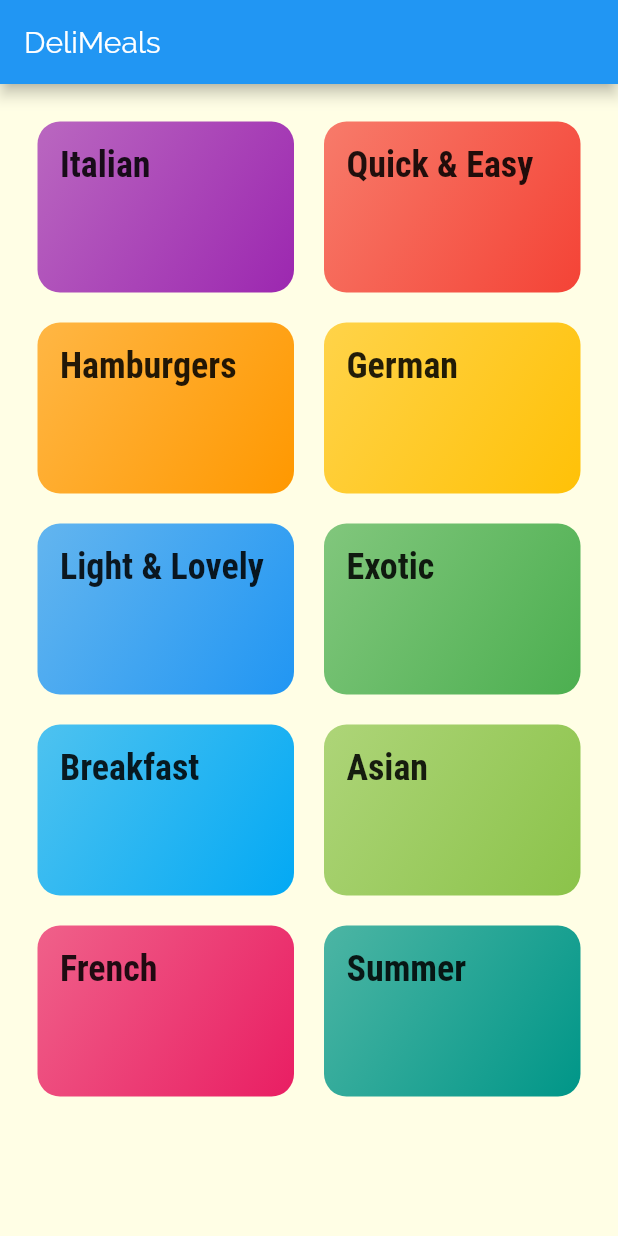
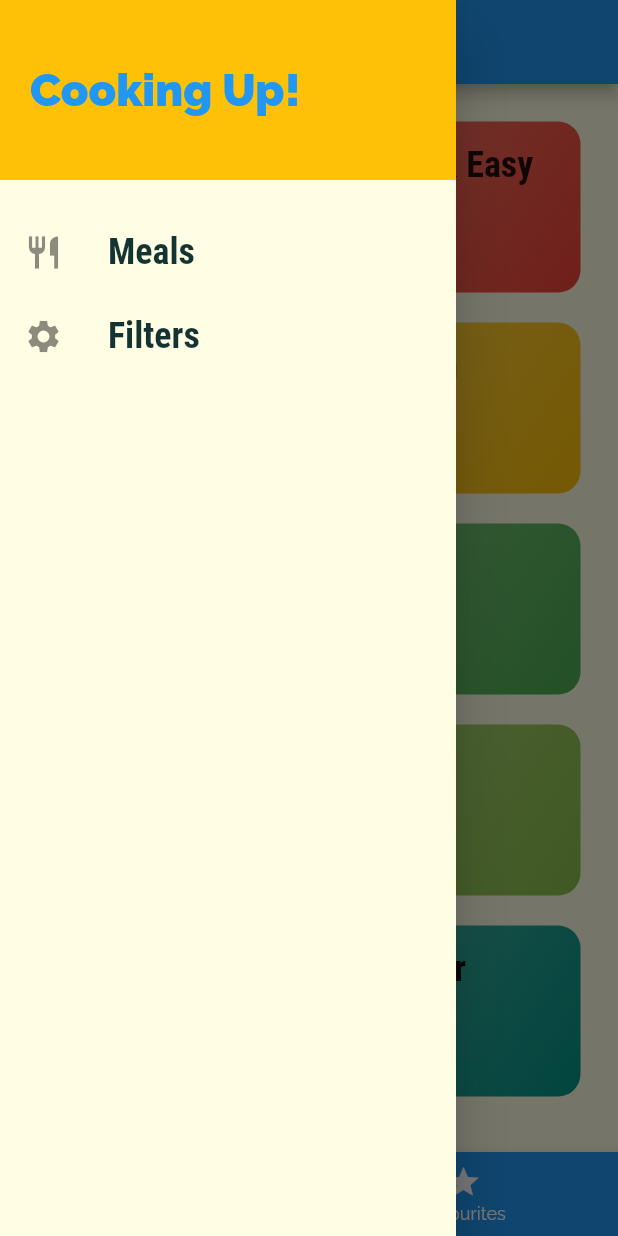
Before and after one commit to gadgetboyme/flutter_meals_tutorial_app, a Flutter app: the screen it shows after launch, with the side drawer open (before the commit the screen has no drawer), on a phone screen of 412 x 824 dp. Run offline on Flutter 3.47's test engine with Material 2 defaults, Android fonts, the phone set to English and light mode, and no system bars.

Commit message:
Updates after training on Dec 11

```diff
--- a/lib/main.dart
+++ b/lib/main.dart
@@ -1,4 +1,6 @@
 import 'package:flutter/material.dart';
+import 'package:meals_app/screens/filters_screen.dart';
+import './screens/tabs_screen.dart';
 import './screens/categories_screen.dart';
 import './screens/category_meals_screen.dart';
 import './screens/meal_detail_screen.dart';
@@ -31,9 +33,19 @@ class MyApp extends StatelessWidget {
       // home: CategoriesScreen(),
       initialRoute: '/',
       routes: {
-        '/': (ctx) => CategoriesScreen(),
+        '/': (ctx) => TabsScreen(),
         CategoryMealsScreen.routeName:(ctx) => CategoryMealsScreen(),
         MealDetailScreen.routeName:(ctx) => MealDetailScreen(),
+        FiltersScreen.routeName:(ctx) => FiltersScreen()
+        },
+        onGenerateRoute: (settings) {
+          print(settings.arguments);
+          return MaterialPageRoute(builder: (ctx) => CategoriesScreen());
+        },
+        // A fallback when flutter fails to build a screen with an unknows route. Prevents an error being thrown
+        onUnknownRoute: (settings) {
+          print(settings.arguments);
+          return MaterialPageRoute(builder: (ctx) => CategoriesScreen());
         },
     );
   }
--- a/lib/screens/categories_screen.dart
+++ b/lib/screens/categories_screen.dart
@@ -7,11 +7,7 @@ class CategoriesScreen extends StatelessWidget {
 
   @override
   Widget build(BuildContext context) {
-    return Scaffold(
-      appBar: AppBar(
-        title: const Text('DeliMeals'),
-      ),
-      body: GridView(
+    return GridView(
         padding: const EdgeInsets.all(25),
         children: DUMMY_CATEGORIES
             .map((catData) => CategoryItem(catData.id, catData.title, catData.color))
@@ -21,7 +17,6 @@ class CategoriesScreen extends StatelessWidget {
             childAspectRatio: 3 / 2,
             crossAxisSpacing: 20,
             mainAxisSpacing: 20),
-      ),
-    );
+      );
   }
 }
--- /dev/null
+++ b/lib/screens/filters_screen.dart
@@ -0,0 +1,15 @@
+import 'package:flutter/material.dart';
+import '../widgets/main_drawer.dart';
+
+class FiltersScreen extends StatelessWidget {
+  static const routeName = '/filters';
+  const FiltersScreen({Key key}) : super(key: key);
+
+  @override
+  Widget build(BuildContext context) {
+    return Scaffold(
+      appBar: AppBar(title: Text('Your Filters!'),),
+      drawer: MainDrawer(),
+      body: Center(child: Text('Filters!')));
+  }
+}
--- /dev/null
+++ b/lib/screens/tabs_screen.dart
@@ -0,0 +1,57 @@
+import 'package:flutter/material.dart';
+import '../widgets/main_drawer.dart';
+import './categories_screen.dart';
+import './favourites_screen.dart';
+
+class TabsScreen extends StatefulWidget {
+  TabsScreen({Key key}) : super(key: key);
+
+  @override
+  _TabScreenState createState() => _TabScreenState();
+}
+
+class _TabScreenState extends State<TabsScreen> {
+  //Used for Bottom Navigation ONLY
+  final List<Map<String, Object>> _pages = [
+    {'page': CategoriesScreen(), 'title': 'Categories'},
+    {'page': FavouritesScreen(), 'title': 'Your Favourite'}
+  ];
+
+  int _selectedPageIndex = 0;
+
+  //Used for Bottom Navigation ONLY
+  void _selectPage(int index) {
+    setState(() {
+      _selectedPageIndex = index;
+    });
+  }
+
+  @override
+  Widget build(BuildContext context) {
+    return Scaffold(
+      appBar: AppBar(
+        title: Text(_pages[_selectedPageIndex]['title']),
+      ),
+      drawer: MainDrawer(),
+      body: _pages[_selectedPageIndex]['page'],
+      bottomNavigationBar: BottomNavigationBar(
+        onTap: _selectPage,
+        backgroundColor: Theme.of(context).primaryColor,
+        unselectedItemColor: Colors.white,
+        selectedItemColor: Theme.of(context).accentColor,
+        currentIndex: _selectedPageIndex,
+        // type: BottomNavigationBarType.shifting,
+        items: [
+          BottomNavigationBarItem(
+              icon: Icon(Icons.category),
+              title: Text('Categories'),
+              backgroundColor: Theme.of(context).primaryColor),
+          BottomNavigationBarItem(
+              icon: Icon(Icons.star),
+              title: Text('Favourites'),
+              backgroundColor: Theme.of(context).primaryColor)
+        ],
+      ),
+    );
+  }
+}
--- /dev/null
+++ b/lib/widgets/main_drawer.dart
@@ -0,0 +1,55 @@
+import 'package:flutter/material.dart';
+import '../screens/filters_screen.dart';
+
+class MainDrawer extends StatelessWidget {
+  const MainDrawer({Key key}) : super(key: key);
+  Widget _buildListTile(String title, IconData icon, Function tapHandler) {
+    return ListTile(
+      leading: Icon(
+        icon,
+        size: 26,
+      ),
+      title: Text(
+        title,
+        style: TextStyle(
+            fontFamily: 'RobotoCondensed',
+            fontSize: 24,
+            fontWeight: FontWeight.bold),
+      ),
+      onTap: tapHandler,
+    );
+  }
+
+  @override
+  Widget build(BuildContext context) {
+    return Drawer(
+      child: Column(
+        children: <Widget>[
+          Container(
+            height: 120,
+            width: double.infinity,
+            padding: EdgeInsets.all(20),
+            alignment: Alignment.centerLeft,
+            color: Theme.of(context).accentColor,
+            child: Text(
+              'Cooking Up!',
+              style: TextStyle(
+                  fontWeight: FontWeight.w900,
+                  fontSize: 30,
+                  color: Theme.of(context).primaryColor),
+            ),
+          ),
+          SizedBox(
+            height: 20,
+          ),
+          _buildListTile('Meals', Icons.restaurant, () {
+            Navigator.of(context).pushReplacementNamed('/');
+          }),
+          _buildListTile('Filters', Icons.settings, () {
+            Navigator.of(context).pushReplacementNamed(FiltersScreen.routeName);
+          })
+        ],
+      ),
+    );
+  }
+}
```
Also changed, not shown: lib/screens/favourites_screen.dart (added, +11 -0 lines), lib/screens/meal_detail_screen.dart (+71 -3 lines), 5 other files.
